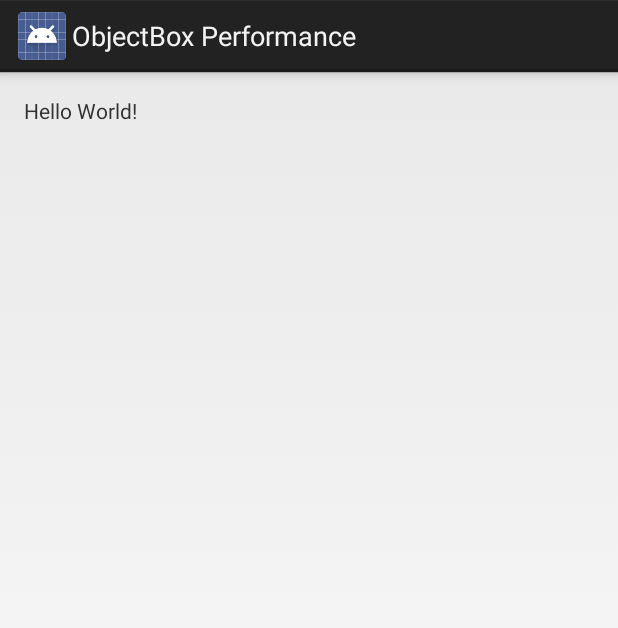
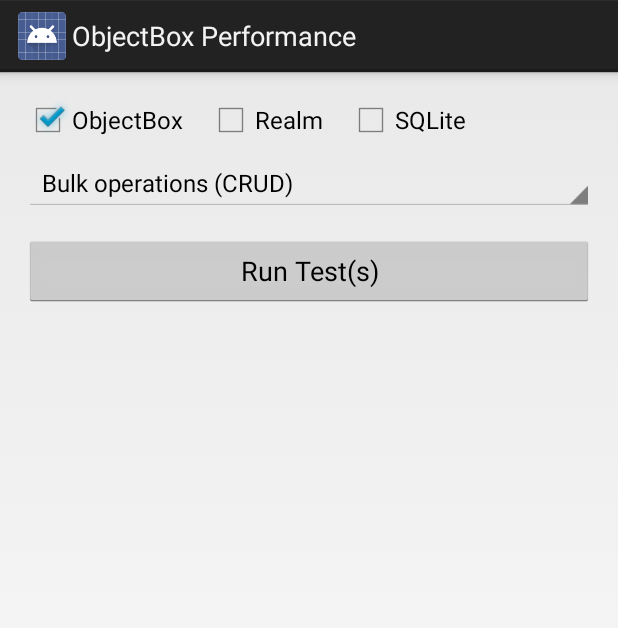
Before and after one commit to objectbox/objectbox-performance, an Android app: the screen it shows after launch (MainActivity), on a phone screen of 412 x 824 dp. Shown: the top 628 px of the screen. Run offline under Robolectric (Android 15) with nearby library versions, the phone set to English and light mode, and no system bars.

Commit message:
basic UI

```diff
--- a/app/src/main/java/io/objectbox/performanceapp/MainActivity.java
+++ b/app/src/main/java/io/objectbox/performanceapp/MainActivity.java
@@ -2,12 +2,48 @@ package io.objectbox.performanceapp;
 
 import android.app.Activity;
 import android.os.Bundle;
+import android.view.View;
+import android.view.View.OnClickListener;
+import android.widget.ArrayAdapter;
+import android.widget.Spinner;
 
 public class MainActivity extends Activity {
+    TestType[] TYPES = {
+            new TestType(TestType.BULK_OPERATIONS),
+            new TestType(TestType.BULK_OPERATIONS_INDEXED),
+            new TestType(TestType.LOOK_UP_STRING_INDEX),
+    };
 
     @Override
     protected void onCreate(Bundle savedInstanceState) {
         super.onCreate(savedInstanceState);
         setContentView(R.layout.activity_main);
+        findViewById(R.id.buttonRunTest).setOnClickListener(new OnClickListener() {
+            @Override
+            public void onClick(View view) {
+
+            }
+        });
+        ArrayAdapter adapter = new ArrayAdapter(this, android.R.layout.simple_spinner_item, TYPES);
+        adapter.setDropDownViewResource(android.R.layout.simple_spinner_dropdown_item);
+        ((Spinner) findViewById(R.id.spinnerTestType)).setAdapter(adapter);
     }
+
+    class TestType {
+        public static final String BULK_OPERATIONS = "Bulk operations (CRUD)";
+        public static final String BULK_OPERATIONS_INDEXED = "Bulk operations (CRUD) - indexed";
+        public static final String LOOK_UP_STRING_INDEX = "Look up string using index";
+
+        String name;
+
+        public TestType(String name) {
+            this.name = name;
+        }
+
+        @Override
+        public String toString() {
+            return name;
+        }
+    }
+
 }
--- a/app/src/main/res/layout/activity_main.xml
+++ b/app/src/main/res/layout/activity_main.xml
@@ -11,8 +11,68 @@
     android:paddingTop="@dimen/activity_vertical_margin"
     tools:context="io.objectbox.performanceapp.MainActivity">
 
-    <TextView
+    <CheckBox
+        android:id="@+id/checkBoxObjectBox"
         android:layout_width="wrap_content"
         android:layout_height="wrap_content"
-        android:text="Hello World!"/>
+        android:layout_alignParentLeft="true"
+        android:layout_alignParentStart="true"
+        android:layout_alignParentTop="true"
+        android:text="ObjectBox"
+        android:checked="true"/>
+
+    <CheckBox
+        android:id="@+id/checkBoxRealm"
+        android:layout_width="wrap_content"
+        android:layout_height="wrap_content"
+        android:layout_alignBottom="@+id/checkBoxObjectBox"
+        android:layout_marginLeft="16dp"
+        android:layout_toEndOf="@+id/checkBoxObjectBox"
+        android:layout_toRightOf="@+id/checkBoxObjectBox"
+        android:text="Realm"/>
+
+    <CheckBox
+        android:id="@+id/checkBoxSQLite"
+        android:layout_width="wrap_content"
+        android:layout_height="wrap_content"
+        android:layout_alignParentTop="true"
+        android:layout_marginLeft="16dp"
+        android:layout_toEndOf="@+id/checkBoxRealm"
+        android:layout_toRightOf="@+id/checkBoxRealm"
+        android:text="SQLite"/>
+
+    <Button
+        android:id="@+id/buttonRunTest"
+        android:layout_width="wrap_content"
+        android:layout_height="wrap_content"
+        android:layout_alignParentEnd="true"
+        android:layout_alignParentLeft="true"
+        android:layout_alignParentRight="true"
+        android:layout_alignParentStart="true"
+        android:layout_below="@+id/spinnerTestType"
+        android:layout_marginTop="16dp"
+        android:text="Run Test(s)"/>
+
+    <Spinner
+        android:id="@+id/spinnerTestType"
+        android:layout_width="match_parent"
+        android:layout_height="wrap_content"
+        android:layout_alignParentLeft="true"
+        android:layout_alignParentStart="true"
+        android:layout_below="@+id/checkBoxObjectBox"
+        android:layout_marginTop="8dp"/>
+
+    <ScrollView
+        android:layout_width="match_parent"
+        android:layout_height="match_parent"
+        android:layout_alignParentLeft="true"
+        android:layout_alignParentStart="true"
+        android:layout_below="@+id/buttonRunTest">
+
+        <TextView
+            android:id="@+id/textViewResults"
+            android:layout_width="match_parent"
+            android:layout_height="match_parent"/>
+    </ScrollView>
+
 </RelativeLayout>
```
